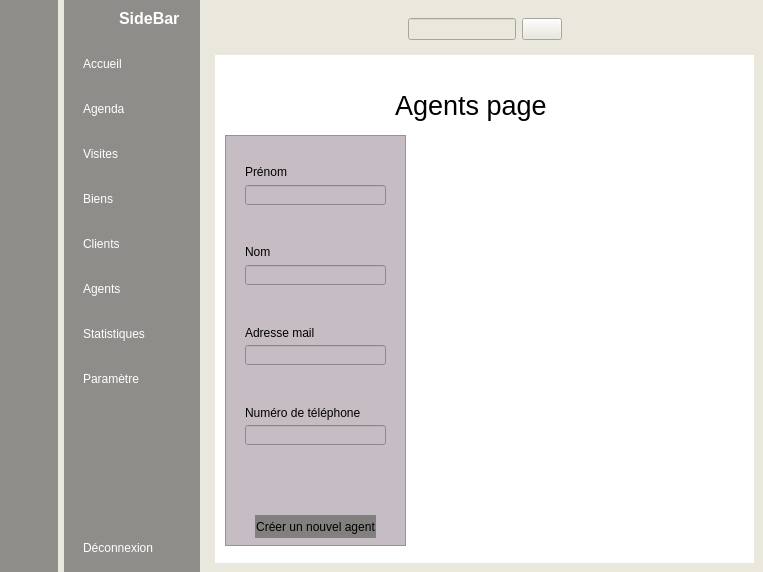
This is GUI/main_application.ui in logidemann/Grimmo as Qt 5 draws it before an edit. The edited form follows.
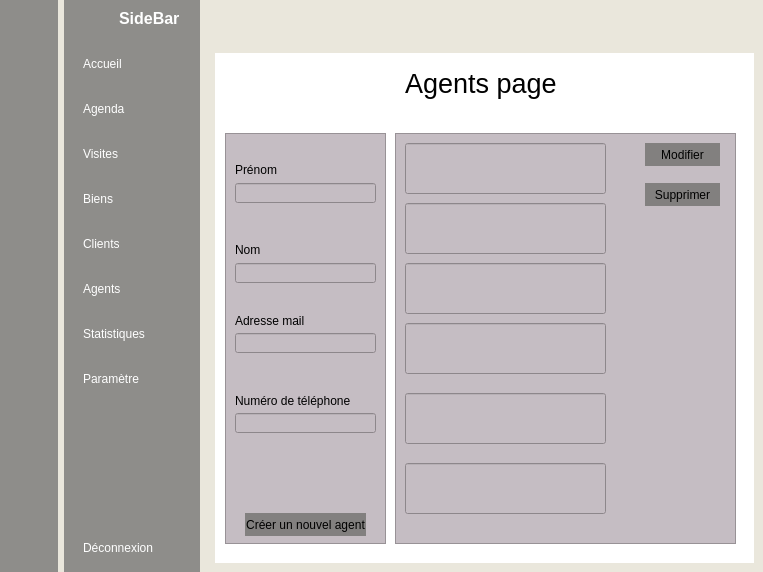
This is the edited form. The open tabs and pages were chosen to show the change. Icons and pictures are not drawn.

Patch:
```diff
--- a/GUI/main_application.ui
+++ b/GUI/main_application.ui
@@ -558,30 +558,6 @@
             </property>
            </spacer>
           </item>
-          <item>
-           <layout class="QHBoxLayout" name="horizontalLayout_2">
-            <item>
-             <widget class="QLineEdit" name="lineEdit"/>
-            </item>
-            <item>
-             <widget class="QPushButton" name="pushButton_16">
-              <property name="text">
-               <string/>
-              </property>
-              <property name="icon">
-               <iconset resource="resources.qrc">
-                <normaloff>:/images/logo_recherche.png</normaloff>:/images/logo_recherche.png</iconset>
-              </property>
-              <property name="iconSize">
-               <size>
-                <width>20</width>
-                <height>20</height>
-               </size>
-              </property>
-             </widget>
-            </item>
-           </layout>
-          </item>
           <item>
            <spacer name="horizontalSpacer_2">
             <property name="orientation">
@@ -616,7 +592,7 @@
         <widget class="QStackedWidget" name="stackedWidget">
          <property name="minimumSize">
           <size>
-           <width>530</width>
+           <width>500</width>
            <height>500</height>
           </size>
          </property>
@@ -661,19 +637,62 @@
           <widget class="QLabel" name="label_5">
            <property name="geometry">
             <rect>
-             <x>190</x>
+             <x>20</x>
+             <y>90</y>
+             <width>491</width>
+             <height>391</height>
+            </rect>
+           </property>
+           <property name="styleSheet">
+            <string notr="true">background-color: rgb(182, 182, 182);</string>
+           </property>
+          </widget>
+          <widget class="QPushButton" name="pushButton">
+           <property name="geometry">
+            <rect>
+             <x>430</x>
              <y>30</y>
-             <width>191</width>
-             <height>51</height>
+             <width>75</width>
+             <height>23</height>
             </rect>
            </property>
-           <property name="font">
-            <font>
-             <pointsize>20</pointsize>
-            </font>
+           <property name="styleSheet">
+            <string notr="true">background-color: rgb(177, 177, 177);</string>
            </property>
            <property name="text">
-            <string>Agenda page</string>
+            <string>Supprimer</string>
+           </property>
+          </widget>
+          <widget class="QPushButton" name="pushButton_2">
+           <property name="geometry">
+            <rect>
+             <x>330</x>
+             <y>30</y>
+             <width>75</width>
+             <height>23</height>
+            </rect>
+           </property>
+           <property name="styleSheet">
+            <string notr="true">background-color: rgb(177, 177, 177);</string>
+           </property>
+           <property name="text">
+            <string>Modifier</string>
+           </property>
+          </widget>
+          <widget class="QPushButton" name="pushButton_3">
+           <property name="geometry">
+            <rect>
+             <x>230</x>
+             <y>30</y>
+             <width>75</width>
+             <height>23</height>
+            </rect>
+           </property>
+           <property name="styleSheet">
+            <string notr="true">background-color: rgb(177, 177, 177);</string>
+           </property>
+           <property name="text">
+            <string>Ajouter</string>
            </property>
           </widget>
          </widget>
@@ -736,13 +755,122 @@
             <string>Clients page</string>
            </property>
           </widget>
+          <widget class="QFrame" name="frame">
+           <property name="geometry">
+            <rect>
+             <x>20</x>
+             <y>70</y>
+             <width>491</width>
+             <height>431</height>
+            </rect>
+           </property>
+           <property name="styleSheet">
+            <string notr="true">background-color: rgb(197, 189, 195);
+</string>
+           </property>
+           <property name="frameShape">
+            <enum>QFrame::StyledPanel</enum>
+           </property>
+           <property name="frameShadow">
+            <enum>QFrame::Raised</enum>
+           </property>
+           <widget class="QLineEdit" name="infoClient1">
+            <property name="geometry">
+             <rect>
+              <x>30</x>
+              <y>50</y>
+              <width>421</width>
+              <height>51</height>
+             </rect>
+            </property>
+           </widget>
+           <widget class="QLineEdit" name="infoClient2">
+            <property name="geometry">
+             <rect>
+              <x>30</x>
+              <y>120</y>
+              <width>421</width>
+              <height>51</height>
+             </rect>
+            </property>
+           </widget>
+           <widget class="QLineEdit" name="infoClient3">
+            <property name="geometry">
+             <rect>
+              <x>30</x>
+              <y>190</y>
+              <width>421</width>
+              <height>51</height>
+             </rect>
+            </property>
+           </widget>
+           <widget class="QLineEdit" name="infoClient4">
+            <property name="geometry">
+             <rect>
+              <x>30</x>
+              <y>260</y>
+              <width>421</width>
+              <height>51</height>
+             </rect>
+            </property>
+           </widget>
+           <widget class="QLineEdit" name="infoClient5">
+            <property name="geometry">
+             <rect>
+              <x>30</x>
+              <y>330</y>
+              <width>421</width>
+              <height>51</height>
+             </rect>
+            </property>
+           </widget>
+           <widget class="QPushButton" name="supprimerClient">
+            <property name="geometry">
+             <rect>
+              <x>400</x>
+              <y>10</y>
+              <width>75</width>
+              <height>23</height>
+             </rect>
+            </property>
+            <property name="text">
+             <string>Supprimer</string>
+            </property>
+           </widget>
+           <widget class="QPushButton" name="modifierClient">
+            <property name="geometry">
+             <rect>
+              <x>300</x>
+              <y>10</y>
+              <width>75</width>
+              <height>23</height>
+             </rect>
+            </property>
+            <property name="text">
+             <string>Modifier</string>
+            </property>
+           </widget>
+           <widget class="QPushButton" name="ajouterClient">
+            <property name="geometry">
+             <rect>
+              <x>200</x>
+              <y>10</y>
+              <width>75</width>
+              <height>23</height>
+             </rect>
+            </property>
+            <property name="text">
+             <string>Ajouter</string>
+            </property>
+           </widget>
+          </widget>
          </widget>
          <widget class="QWidget" name="agents_page">
           <widget class="QLabel" name="label_9">
            <property name="geometry">
             <rect>
-             <x>180</x>
-             <y>30</y>
+             <x>190</x>
+             <y>10</y>
              <width>161</width>
              <height>41</height>
             </rect>
@@ -756,12 +884,12 @@
             <string>Agents page</string>
            </property>
           </widget>
-          <widget class="QFrame" name="frame">
+          <widget class="QFrame" name="formulaireAjoutAgents">
            <property name="geometry">
             <rect>
              <x>10</x>
              <y>80</y>
-             <width>181</width>
+             <width>161</width>
              <height>411</height>
             </rect>
            </property>
@@ -777,7 +905,7 @@
            <widget class="QLineEdit" name="lineEdit_2">
             <property name="geometry">
              <rect>
-              <x>20</x>
+              <x>10</x>
               <y>50</y>
               <width>141</width>
               <height>20</height>
@@ -787,7 +915,7 @@
            <widget class="QLabel" name="label_12">
             <property name="geometry">
              <rect>
-              <x>20</x>
+              <x>10</x>
               <y>30</y>
               <width>47</width>
               <height>13</height>
@@ -805,7 +933,7 @@
            <widget class="QLabel" name="label_13">
             <property name="geometry">
              <rect>
-              <x>20</x>
+              <x>10</x>
               <y>110</y>
               <width>47</width>
               <height>13</height>
@@ -823,7 +951,7 @@
            <widget class="QLineEdit" name="lineEdit_3">
             <property name="geometry">
              <rect>
-              <x>20</x>
+              <x>10</x>
               <y>130</y>
               <width>141</width>
               <height>20</height>
@@ -833,8 +961,8 @@
            <widget class="QLineEdit" name="lineEdit_4">
             <property name="geometry">
              <rect>
-              <x>20</x>
-              <y>210</y>
+              <x>10</x>
+              <y>200</y>
               <width>141</width>
               <height>20</height>
              </rect>
@@ -843,17 +971,17 @@
            <widget class="QLineEdit" name="lineEdit_5">
             <property name="geometry">
              <rect>
-              <x>20</x>
-              <y>290</y>
+              <x>10</x>
+              <y>280</y>
               <width>141</width>
               <height>20</height>
              </rect>
             </property>
            </widget>
-           <widget class="QPushButton" name="pushButton">
+           <widget class="QPushButton" name="CreerAgents">
             <property name="geometry">
              <rect>
-              <x>30</x>
+              <x>20</x>
               <y>380</y>
               <width>121</width>
               <height>23</height>
@@ -870,8 +998,8 @@
            <widget class="QLabel" name="label_14">
             <property name="geometry">
              <rect>
-              <x>20</x>
-              <y>190</y>
+              <x>10</x>
+              <y>180</y>
               <width>81</width>
               <height>16</height>
              </rect>
@@ -888,8 +1016,8 @@
            <widget class="QLabel" name="label_15">
             <property name="geometry">
              <rect>
-              <x>20</x>
-              <y>270</y>
+              <x>10</x>
+              <y>260</y>
               <width>131</width>
               <height>16</height>
              </rect>
@@ -904,6 +1032,119 @@
             </property>
            </widget>
           </widget>
+          <widget class="QFrame" name="frame_2">
+           <property name="geometry">
+            <rect>
+             <x>180</x>
+             <y>80</y>
+             <width>341</width>
+             <height>411</height>
+            </rect>
+           </property>
+           <property name="styleSheet">
+            <string notr="true">background-color: rgb(197, 189, 195);</string>
+           </property>
+           <property name="frameShape">
+            <enum>QFrame::StyledPanel</enum>
+           </property>
+           <property name="frameShadow">
+            <enum>QFrame::Raised</enum>
+           </property>
+           <widget class="QLineEdit" name="infoAgent3">
+            <property name="geometry">
+             <rect>
+              <x>10</x>
+              <y>130</y>
+              <width>201</width>
+              <height>51</height>
+             </rect>
+            </property>
+           </widget>
+           <widget class="QLineEdit" name="infoAgent4">
+            <property name="geometry">
+             <rect>
+              <x>10</x>
+              <y>190</y>
+              <width>201</width>
+              <height>51</height>
+             </rect>
+            </property>
+           </widget>
+           <widget class="QLineEdit" name="infoAgent5">
+            <property name="geometry">
+             <rect>
+              <x>10</x>
+              <y>260</y>
+              <width>201</width>
+              <height>51</height>
+             </rect>
+            </property>
+           </widget>
+           <widget class="QLineEdit" name="infoAgent6">
+            <property name="geometry">
+             <rect>
+              <x>10</x>
+              <y>330</y>
+              <width>201</width>
+              <height>51</height>
+             </rect>
+            </property>
+           </widget>
+           <widget class="QLineEdit" name="infoAgent1">
+            <property name="geometry">
+             <rect>
+              <x>10</x>
+              <y>10</y>
+              <width>201</width>
+              <height>51</height>
+             </rect>
+            </property>
+           </widget>
+           <widget class="QLineEdit" name="infoAgent2">
+            <property name="geometry">
+             <rect>
+              <x>10</x>
+              <y>70</y>
+              <width>201</width>
+              <height>51</height>
+             </rect>
+            </property>
+           </widget>
+           <widget class="QPushButton" name="modifierAgents">
+            <property name="geometry">
+             <rect>
+              <x>250</x>
+              <y>10</y>
+              <width>75</width>
+              <height>23</height>
+             </rect>
+            </property>
+            <property name="styleSheet">
+             <string notr="true">background-color: rgb(130, 128, 127);
+border-radius:20%;</string>
+            </property>
+            <property name="text">
+             <string>Modifier</string>
+            </property>
+           </widget>
+           <widget class="QPushButton" name="supprimerAgents">
+            <property name="geometry">
+             <rect>
+              <x>250</x>
+              <y>50</y>
+              <width>75</width>
+              <height>23</height>
+             </rect>
+            </property>
+            <property name="styleSheet">
+             <string notr="true">background-color: rgb(130, 128, 127);
+border-radius:20%;</string>
+            </property>
+            <property name="text">
+             <string>Supprimer</string>
+            </property>
+           </widget>
+          </widget>
          </widget>
          <widget class="QWidget" name="statistique_page">
           <widget class="QLabel" name="label_10">
```
Left out of the diff: 12 changed lines with no effect on the pictures.
